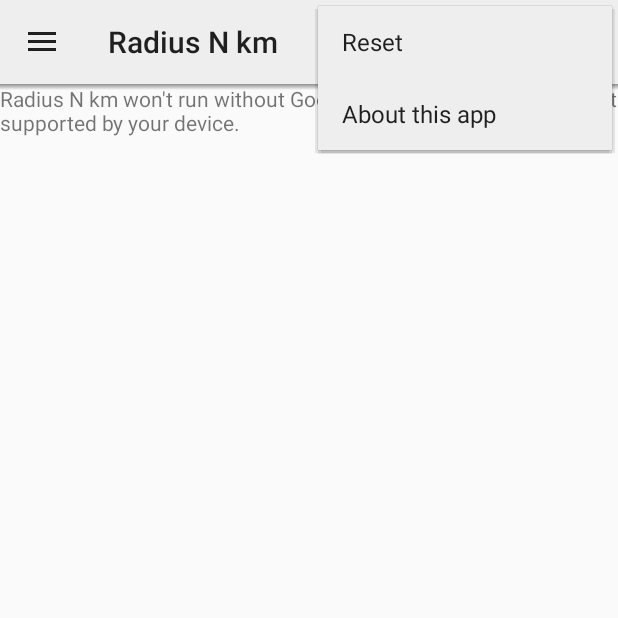
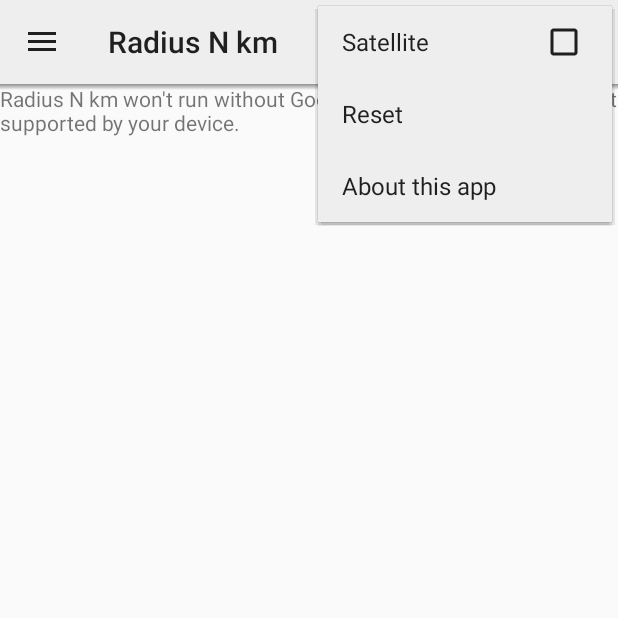
Before and after one commit to gfx/Android-HankeiN, an Android app: the screen it shows after launch (MainActivity), with the options menu open, on a phone screen of 412 x 824 dp, the top half of it. Run offline under Robolectric (Android 15) with nearby library versions, the phone set to English and light mode, and no system bars; our stand-ins replace Dagger/Hilt's generated code, Timber, data binding; libraries missing offline, so code that uses them is left out: com.cookpad.android, com.facebook.stetho, hugo.weaving, permissions.dispatcher, rx.functions and 2 more; 10 statements that could not run were skipped.

Commit message:
add "Satellite" mode

```diff
--- a/app/src/main/res/menu/main.xml
+++ b/app/src/main/res/menu/main.xml
@@ -5,12 +5,19 @@
         >
 
     <item
+            android:id="@+id/action_toggle_satellite"
+            android:orderInCategory="100"
+            android:title="@string/action_toggle_satellite"
+            android:checkable="true"
+            app:showAsAction="never"
+            />
+
+    <item
             android:id="@+id/action_reset"
             android:orderInCategory="100"
             android:title="@string/action_reset"
             app:showAsAction="never"
             />
-
 
     <item
             android:id="@+id/action_about"
--- a/app/src/main/res/values/strings.xml
+++ b/app/src/main/res/values/strings.xml
@@ -28,4 +28,5 @@
 
     <string name="default_radius" translatable="false">1.5</string>
     <string name="radius_unit" translatable="false">km</string>
+    <string name="action_toggle_satellite">Satellite</string>
 </resources>
```
Also changed, not shown: app/src/main/java/com/github/gfx/hankei_n/activity/MainActivity.java (+9 -0 lines), 1 other file.
